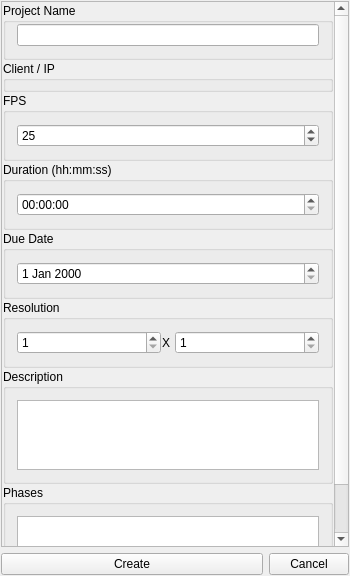
Above: DPSPipeline/widgets/createprojectwidget/ui/createprojectwidget.ui from kanooshka/DPS_PIPELINE before the change. Below: the same form after it.
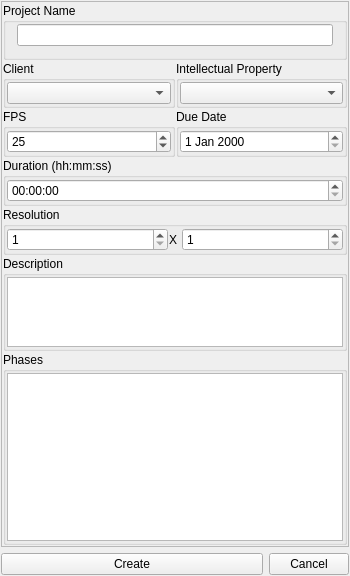
That is the form after the change.

Patch:
```diff
--- a/DPSPipeline/widgets/createprojectwidget/ui/createprojectwidget.ui
+++ b/DPSPipeline/widgets/createprojectwidget/ui/createprojectwidget.ui
@@ -83,7 +83,7 @@
           <number>1</number>
          </property>
          <item>
-          <widget class="QGroupBox" name="">
+          <widget class="QGroupBox" name="groupBox">
            <property name="title">
             <string>Project Name</string>
            </property>
@@ -105,9 +105,17 @@
           </widget>
          </item>
          <item>
+          <layout class="QHBoxLayout" name="horizontalLayout_12">
+           <property name="spacing">
+            <number>1</number>
+           </property>
+           <property name="topMargin">
+            <number>0</number>
+           </property>
+           <item>
           <widget class="QGroupBox" name="clientIPBox">
            <property name="title">
-            <string>Client / IP</string>
+              <string>Client</string>
            </property>
            <layout class="QHBoxLayout" name="clientIPBoxLayout">
             <property name="spacing">
@@ -125,11 +133,51 @@
             <property name="bottomMargin">
              <number>1</number>
             </property>
+              <item>
+               <widget class="QComboBox" name="clientComboBox"/>
+              </item>
            </layout>
           </widget>
          </item>
          <item>
-          <widget class="QGroupBox" name="">
+            <widget class="QGroupBox" name="groupBox_2">
+             <property name="title">
+              <string>Intellectual Property</string>
+             </property>
+             <layout class="QGridLayout" name="gridLayout_3">
+              <property name="leftMargin">
+               <number>1</number>
+              </property>
+              <property name="topMargin">
+               <number>1</number>
+              </property>
+              <property name="rightMargin">
+               <number>1</number>
+              </property>
+              <property name="bottomMargin">
+               <number>1</number>
+              </property>
+              <property name="spacing">
+               <number>1</number>
+              </property>
+              <item row="0" column="0">
+               <widget class="QComboBox" name="ipComboBox"/>
+              </item>
+             </layout>
+            </widget>
+           </item>
+          </layout>
+         </item>
+         <item>
+          <layout class="QHBoxLayout" name="horizontalLayout_11">
+           <property name="spacing">
+            <number>1</number>
+           </property>
+           <property name="topMargin">
+            <number>0</number>
+           </property>
+           <item>
+            <widget class="QGroupBox" name="groupBox">
            <property name="title">
             <string>FPS</string>
            </property>
@@ -137,6 +185,18 @@
             <property name="spacing">
              <number>1</number>
             </property>
+              <property name="leftMargin">
+               <number>1</number>
+              </property>
+              <property name="topMargin">
+               <number>1</number>
+              </property>
+              <property name="rightMargin">
+               <number>1</number>
+              </property>
+              <property name="bottomMargin">
+               <number>1</number>
+              </property>
             <item>
              <widget class="QSpinBox" name="fps">
               <property name="maximum">
@@ -151,7 +211,36 @@
           </widget>
          </item>
          <item>
-          <widget class="QGroupBox" name="">
+            <widget class="QGroupBox" name="groupBox">
+             <property name="title">
+              <string>Due Date</string>
+             </property>
+             <layout class="QHBoxLayout" name="horizontalLayout_6">
+              <property name="spacing">
+               <number>1</number>
+              </property>
+              <property name="leftMargin">
+               <number>1</number>
+              </property>
+              <property name="topMargin">
+               <number>1</number>
+              </property>
+              <property name="rightMargin">
+               <number>1</number>
+              </property>
+              <property name="bottomMargin">
+               <number>1</number>
+              </property>
+              <item>
+               <widget class="QDateEdit" name="duedateEdit"/>
+              </item>
+             </layout>
+            </widget>
+           </item>
+          </layout>
+         </item>
+         <item>
+          <widget class="QGroupBox" name="groupBox">
            <property name="title">
             <string>Duration (hh:mm:ss)</string>
            </property>
@@ -159,6 +248,18 @@
             <property name="spacing">
              <number>1</number>
             </property>
+            <property name="leftMargin">
+             <number>1</number>
+            </property>
+            <property name="topMargin">
+             <number>1</number>
+            </property>
+            <property name="rightMargin">
+             <number>1</number>
+            </property>
+            <property name="bottomMargin">
+             <number>1</number>
+            </property>
             <item>
              <widget class="QTimeEdit" name="durationEdit">
               <property name="acceptDrops">
@@ -179,22 +280,7 @@
           </widget>
          </item>
          <item>
-          <widget class="QGroupBox" name="">
-           <property name="title">
-            <string>Due Date</string>
-           </property>
-           <layout class="QHBoxLayout" name="horizontalLayout_6">
-            <property name="spacing">
-             <number>1</number>
-            </property>
-            <item>
-             <widget class="QDateEdit" name="duedateEdit"/>
-            </item>
-           </layout>
-          </widget>
-         </item>
-         <item>
-          <widget class="QGroupBox" name="">
+          <widget class="QGroupBox" name="groupBox">
            <property name="title">
             <string>Resolution</string>
            </property>
@@ -202,6 +288,18 @@
             <property name="spacing">
              <number>1</number>
             </property>
+            <property name="leftMargin">
+             <number>1</number>
+            </property>
+            <property name="topMargin">
+             <number>1</number>
+            </property>
+            <property name="rightMargin">
+             <number>1</number>
+            </property>
+            <property name="bottomMargin">
+             <number>1</number>
+            </property>
             <item>
              <widget class="QSpinBox" name="xres_spinBox">
               <property name="maximumSize">
@@ -251,7 +349,7 @@
           </widget>
          </item>
          <item>
-          <widget class="QGroupBox" name="">
+          <widget class="QGroupBox" name="groupBox">
            <property name="title">
             <string>Description</string>
            </property>
@@ -259,6 +357,18 @@
             <property name="spacing">
              <number>1</number>
             </property>
+            <property name="leftMargin">
+             <number>1</number>
+            </property>
+            <property name="topMargin">
+             <number>1</number>
+            </property>
+            <property name="rightMargin">
+             <number>1</number>
+            </property>
+            <property name="bottomMargin">
+             <number>1</number>
+            </property>
             <item>
              <widget class="QTextEdit" name="descriptionTextEdit">
               <property name="maximumSize">
@@ -280,7 +390,7 @@
           </widget>
          </item>
          <item>
-          <widget class="QGroupBox" name="">
+          <widget class="QGroupBox" name="groupBox">
            <property name="title">
             <string>Phases</string>
            </property>
@@ -288,6 +398,18 @@
             <property name="spacing">
              <number>1</number>
             </property>
+            <property name="leftMargin">
+             <number>1</number>
+            </property>
+            <property name="topMargin">
+             <number>1</number>
+            </property>
+            <property name="rightMargin">
+             <number>1</number>
+            </property>
+            <property name="bottomMargin">
+             <number>1</number>
+            </property>
             <item>
              <widget class="QListWidget" name="phaseListWidget">
               <property name="sizePolicy">
```
Left out of the diff: 2 changed lines with no effect on the pictures. Lines whose indentation alone changed are shown as unchanged.
